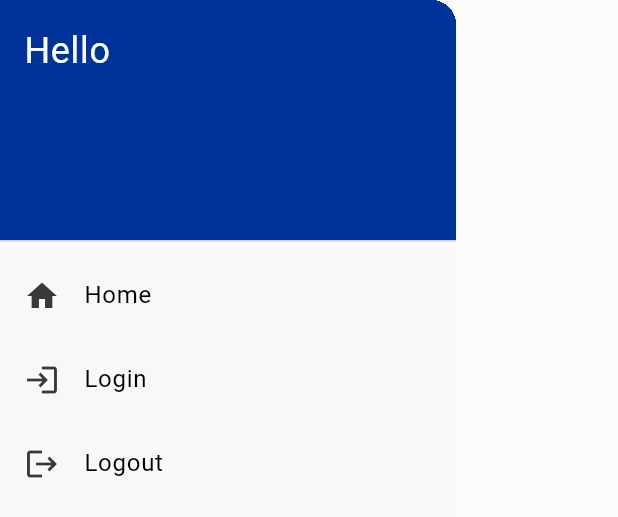
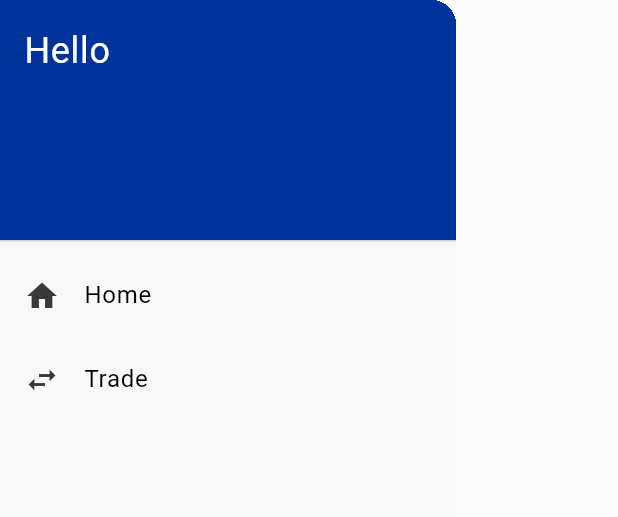
Before and after one commit to SmAaMyA/dart-flutter-template, a Flutter app: the PCWebSidebar widget shown alone on an empty page, opened directly, on a phone screen of 412 x 824 dp. Shown: the top 517 px of the screen. Run offline on Flutter 3.47's test engine with Material 3 defaults, Android fonts, the phone set to English and light mode, and no system bars; our stand-ins replace flex_color_scheme, flutter_svg, get, shared_preferences; accounts and stored records are empty; generated files the repository leaves out were written again.

Commit message:
Adjust menu in sidebar.

```diff
--- a/lib/src/routes/app_routes.dart
+++ b/lib/src/routes/app_routes.dart
@@ -30,8 +30,6 @@ class AppRoutes {
 
   static final pcWebSidebarPages = [
     GetPage(name: home, page: () => HomePage()),
-    GetPage(name: login, page: () => LoginPage()),
-    GetPage(name: logout, page: () => LoginPage()), // Change to logout page
     GetPage(name: trade, page: () => TradePage()),
   ];
 }
--- a/lib/src/view/widgets/pc_web/sidebar.dart
+++ b/lib/src/view/widgets/pc_web/sidebar.dart
@@ -32,17 +32,10 @@ class PCWebSidebar extends StatelessWidget {
             },
           ),
           ListTile(
-            leading: Icon(Icons.login),
-            title: Text(AppLocalizations.of(context)!.login),
+            leading: Icon(Icons.swap_horiz),
+            title: Text(AppLocalizations.of(context)!.tradePageName),
             onTap: () {
-              Get.toNamed(AppRoutes.login);
-            },
-          ),
-          ListTile(
-            leading: Icon(Icons.logout),
-            title: Text(AppLocalizations.of(context)!.logout),
-            onTap: () {
-              Get.toNamed(AppRoutes.logout);
+              Get.toNamed(AppRoutes.trade);
             },
           ),
           // Add more items here
```
